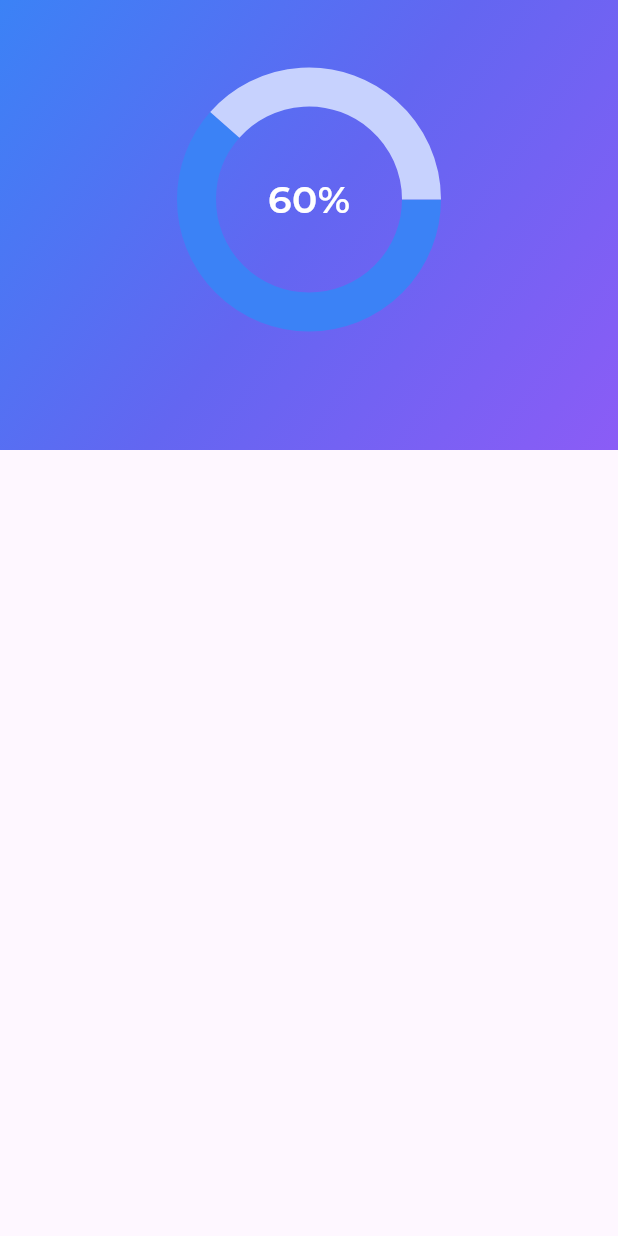
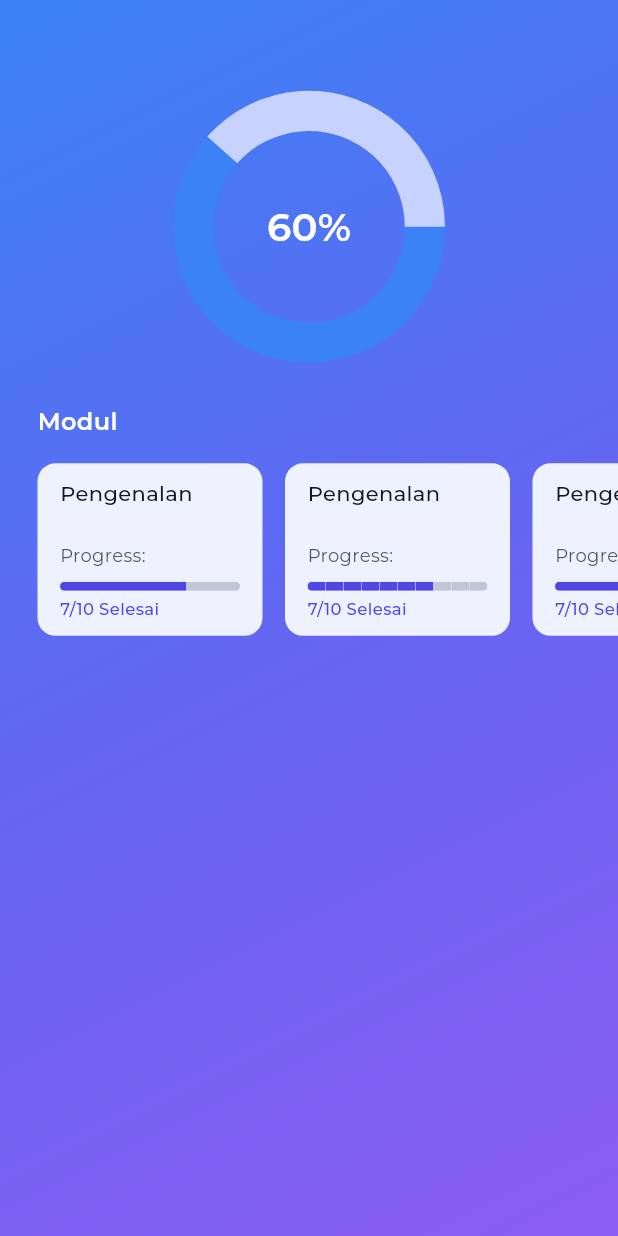
Before and after one commit to iqbalbayuaji/Karirvana, a Flutter app: the screen it shows after launch, on a phone screen of 412 x 824 dp. Run offline on Flutter 3.47's test engine with Material 3 defaults, Android fonts, the light colour scheme and no system bars; drawn by our look-alikes of pie_chart, step_progress_indicator; our stand-ins replace carousel_slider, firebase_auth, firebase_core, get, smooth_page_indicator; accounts and stored records are empty.

Commit message:
[+] Add Modul course_user

```diff
--- a/lib/app/modules/course_user/views/course_user_view.dart
+++ b/lib/app/modules/course_user/views/course_user_view.dart
@@ -2,6 +2,7 @@ import 'package:flutter/material.dart';
 
 import 'package:get/get.dart';
 import 'package:pie_chart/pie_chart.dart';
+import 'package:step_progress_indicator/step_progress_indicator.dart';
 
 import '../../../styles/app_colors.dart';
 import '../controllers/course_user_controller.dart';
@@ -10,12 +11,13 @@ class CourseUserView extends GetView<CourseUserController> {
   const CourseUserView({super.key});
   @override
   Widget build(BuildContext context) {
+    final screenHeight = MediaQuery.of(context).size.height;
+    final screenWidth = MediaQuery.of(context).size.width;
+
     return Scaffold(
-      body: SingleChildScrollView(
-        child: Stack(
-          children: [
-            Container(
-              height: 300,
+      body: Container(
+        width: double.infinity,
+        height: double.infinity,
         decoration: const BoxDecoration(
           gradient: LinearGradient(
             colors: AppColors.heroGradient,
@@ -23,19 +25,25 @@ class CourseUserView extends GetView<CourseUserController> {
             end: Alignment.bottomRight,
           ),
         ),
-            ),
-            Padding(
-              padding: const EdgeInsets.symmetric(vertical: 50),
+        child: SingleChildScrollView(
           child: Column(
             children: [
+              Padding(
+                padding: EdgeInsets.symmetric(
+                  vertical: screenHeight * 0.02,
+                  horizontal: 25,
+                ),
+                child: Column(
+                  children: [
+                    SizedBox(height: screenHeight * 0.06),
                     PieChart(
                       dataMap: const {
                         "Selesai": 40,
                         "Tertunda": 25,
                       },
                       chartType: ChartType.ring,
-                              ringStrokeWidth: 26,
-                              chartRadius: 150,
+                      ringStrokeWidth: screenWidth * 0.065,
+                      chartRadius: screenWidth * 0.375,
                       legendOptions: const LegendOptions(
                         showLegends: false,
                       ),
@@ -47,26 +55,118 @@ class CourseUserView extends GetView<CourseUserController> {
                         decimalPlaces: 1,
                       ),
                       centerWidget: Container(
-                                child: Text("60%",
+                        child: Text(
+                          "60%",
                           style: TextStyle(
-                                    fontSize: 25,
+                            fontSize: screenWidth * 0.0625,
                             color: AppColors.textOnPrimary,
                             fontFamily: "Montserrat",
                             fontWeight: FontWeight.w600,
                           ),
-                                )),
+                        )
+                      ),
                       colorList: [
                         Color(0xFF3B82F6),
                         Color(0xFFC7D2FE),
                       ],
                     ),
+                    SizedBox(height: screenHeight * 0.04),
+                    SizedBox(
+                      width: double.infinity,
+                      child: Row(
+                        mainAxisAlignment: MainAxisAlignment.start,
+                        children: [
+                          Text(
+                            "Modul",
+                            style: TextStyle(
+                              fontSize: 16,
+                              fontFamily: "Montserrat",
+                              fontWeight: FontWeight.w600,
+                              color: AppColors.textOnPrimary,
+                            ),
+                          ),
                         ],
                       ),
                     ),
-
+                  ],
+                ),
+              ),
+              SizedBox(
+                  height: 115,
+                  child: ListView.builder(
+                    scrollDirection: Axis.horizontal,
+                    padding: EdgeInsets.symmetric(horizontal: 25),
+                    itemCount: 6,
+                    itemBuilder: (context, index) {
+                      return Row(
+                        children: [
+                          Container(
+                            margin: EdgeInsets.only(right: 15),
+                            width: 150,
+                            padding: const EdgeInsets.symmetric(vertical: 10, horizontal: 15),
+                            decoration: BoxDecoration(
+                              color: AppColors.surfaceVariant,
+                              borderRadius: BorderRadius.circular(12),
+                            ),
+                            child: Column(
+                              mainAxisAlignment: MainAxisAlignment.spaceBetween,
+                              crossAxisAlignment: CrossAxisAlignment.start,
+                              children: [
+                                Text(
+                                  "Pengenalan",
+                                  style: TextStyle(
+                                    fontSize: 14,
+                                    fontFamily: "Montserrat",
+                                    fontWeight: FontWeight.w500,
+                                    color: AppColors.textPrimary,
+                                  ),
+                                ),
+                                Column(
+                                  crossAxisAlignment: CrossAxisAlignment.start,
+                                  children: [
+                                    Text(
+                                      "Progress:",
+                                      style: TextStyle(
+                                        fontSize: 12,
+                                        fontFamily: "Montserrat",
+                                        fontWeight: FontWeight.w400,
+                                        color: AppColors.textSecondary,
+                                      ),
+                                    ),
+                                    SizedBox(height: 9),
+                                    StepProgressIndicator(
+                                      totalSteps: 10,
+                                      currentStep: 7,
+                                      size: 6,
+                                      padding: 0,
+                                      selectedColor: AppColors.primary,
+                                      unselectedColor: AppColors.textPrimary.withOpacity(0.2),
+                                      roundedEdges: Radius.circular(3),
+                                    ),
+                                    SizedBox(height: 4),
+                                    Text(
+                                      "7/10 Selesai",
+                                      style: TextStyle(
+                                        fontSize: 11,
+                                        fontFamily: "Montserrat",
+                                        fontWeight: FontWeight.w500,
+                                        color: AppColors.primary,
+                                      ),
+                                    ),
+                                  ],
+                                ),
                               ],
                             ),
                           )
+                        ],
+                      );
+                    },
+                  ),
+                ),
+            ],
+          ),
+        ),
+      ),
     );
   }
 }
--- a/pubspec.yaml
+++ b/pubspec.yaml
@@ -38,6 +38,7 @@ dependencies:
   pie_chart: ^5.4.0
   carousel_slider: ^5.1.1
   smooth_page_indicator: ^1.2.1
+  step_progress_indicator: ^1.0.2
 
   # Firebase dependencies
   firebase_core: ^3.6.0
```
Also changed, not shown: pubspec.lock. Lines whose indentation alone changed are shown as unchanged.
